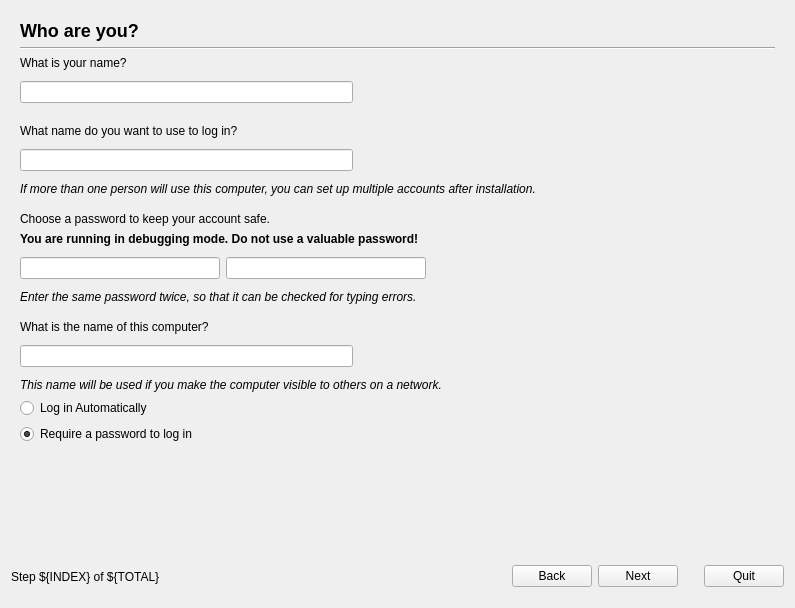
Above: gui/qt/liveinstaller.ui from chenhan1218/ubiquity before the change. Below: the same form after it.
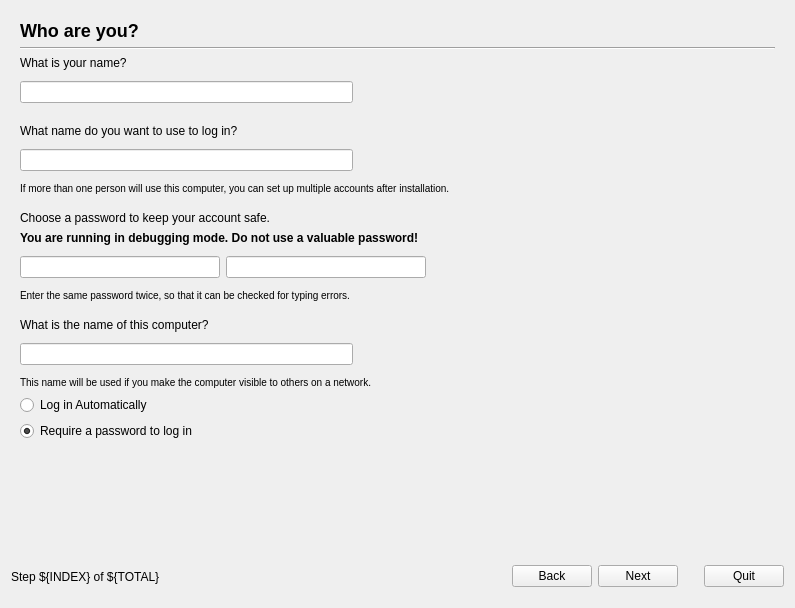
That is the form after the change. Icons and pictures are not drawn.

Commit message: Use small print rather than italics in "Who are you?" (LP: #287626).

```diff
--- a/gui/qt/liveinstaller.ui
+++ b/gui/qt/liveinstaller.ui
@@ -987,7 +987,7 @@
          <item row="1" column="0" colspan="4" >
           <widget class="QLabel" name="username_extra_label" >
            <property name="text" >
-            <string>&lt;i>If more than one person will use this computer, you can set up multiple accounts after installation.&lt;/i></string>
+            <string>&lt;small>If more than one person will use this computer, you can set up multiple accounts after installation.&lt;/small></string>
            </property>
            <property name="wordWrap" >
             <bool>false</bool>
@@ -1125,7 +1125,7 @@
          <item row="1" column="0" colspan="5" >
           <widget class="QLabel" name="password_extra_label" >
            <property name="text" >
-            <string>&lt;i>Enter the same password twice, so that it can be checked for typing errors.&lt;/i></string>
+            <string>&lt;small>Enter the same password twice, so that it can be checked for typing errors.&lt;/small></string>
            </property>
            <property name="wordWrap" >
             <bool>true</bool>
@@ -1294,7 +1294,7 @@
          <item row="1" column="0" colspan="4" >
           <widget class="QLabel" name="hostname_extra_label" >
            <property name="text" >
-            <string>&lt;i>This name will be used if you make the computer visible to others on a network.&lt;/i></string>
+            <string>&lt;small>This name will be used if you make the computer visible to others on a network.&lt;/small></string>
            </property>
            <property name="wordWrap" >
             <bool>false</bool>
```
The commit also changes 4 other files.
